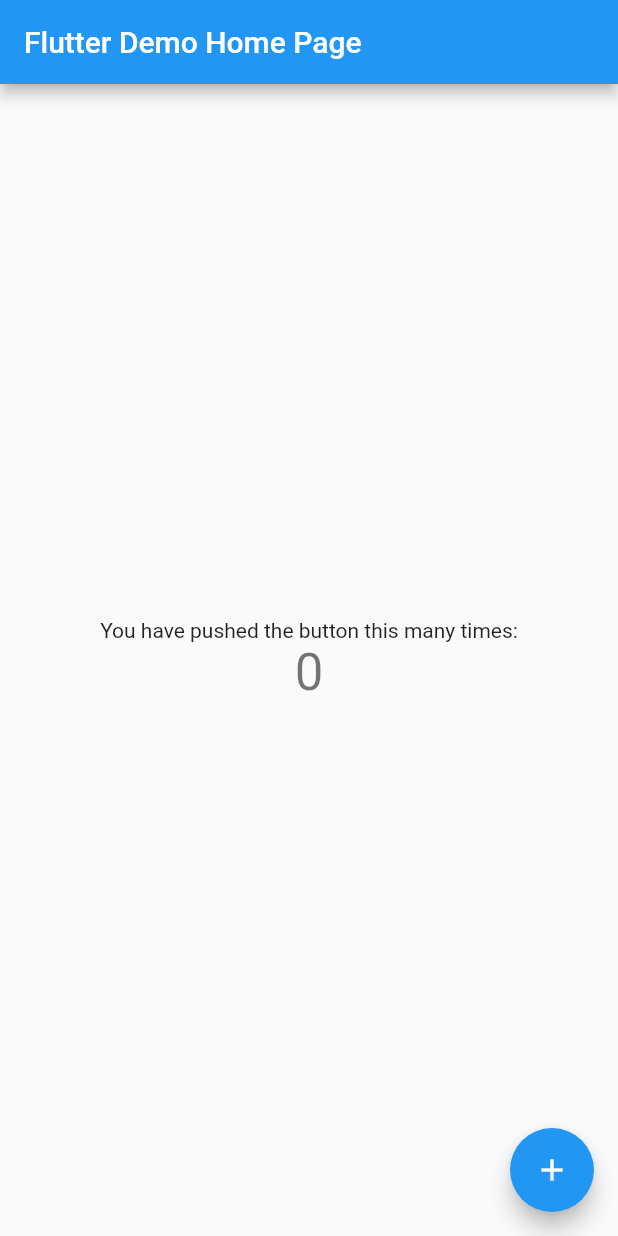
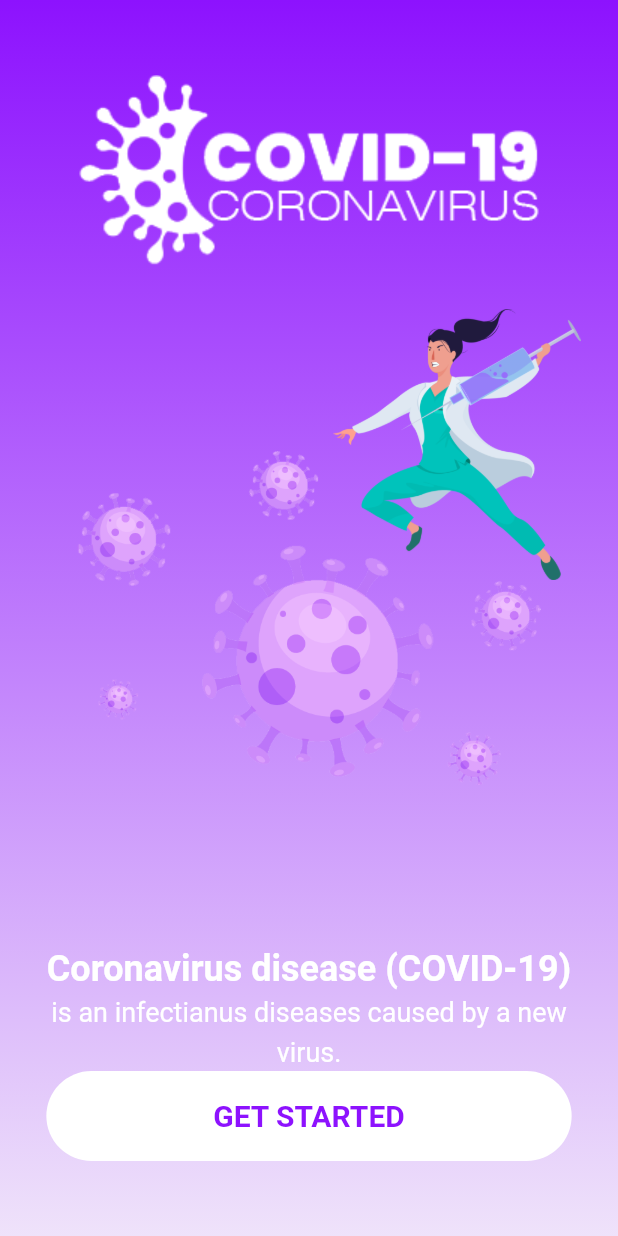
Before and after one commit to SasikaAththanayaka/covid-19_flutter_app, a Flutter app: the screen it shows after launch, on a phone screen of 412 x 824 dp. Run offline on Flutter 3.47's test engine with Material 2 defaults, Android fonts, the phone set to English and light mode, and no system bars.

Commit message:
intro page was completed

```diff
--- a/lib/main.dart
+++ b/lib/main.dart
@@ -1,3 +1,5 @@
+import 'package:covid_19_dashboard/pages/IntroPage.dart';
+//import 'package:covid_19_dashboard/pages/homePage.dart';
 import 'package:flutter/material.dart';
 
 void main() {
@@ -9,105 +11,12 @@
   @override
   Widget build(BuildContext context) {
     return MaterialApp(
+      debugShowCheckedModeBanner: false,
       title: 'Flutter Demo',
       theme: ThemeData(
-        // This is the theme of your application.
-        //
-        // Try running your application with "flutter run". You'll see the
-        // application has a blue toolbar. Then, without quitting the app, try
-        // changing the primarySwatch below to Colors.green and then invoke
-        // "hot reload" (press "r" in the console where you ran "flutter run",
-        // or simply save your changes to "hot reload" in a Flutter IDE).
-        // Notice that the counter didn't reset back to zero; the application
-        // is not restarted.
         primarySwatch: Colors.blue,
       ),
-      home: MyHomePage(title: 'Flutter Demo Home Page'),
+      home: IntroPage(),
     );
   }
 }
-
-class MyHomePage extends StatefulWidget {
-  MyHomePage({Key key, this.title}) : super(key: key);
-
-  // This widget is the home page of your application. It is stateful, meaning
-  // that it has a State object (defined below) that contains fields that affect
-  // how it looks.
-
-  // This class is the configuration for the state. It holds the values (in this
-  // case the title) provided by the parent (in this case the App widget) and
-  // used by the build method of the State. Fields in a Widget subclass are
-  // always marked "final".
-
-  final String title;
-
-  @override
-  _MyHomePageState createState() => _MyHomePageState();
-}
-
-class _MyHomePageState extends State<MyHomePage> {
-  int _counter = 0;
-
-  void _incrementCounter() {
-    setState(() {
-      // This call to setState tells the Flutter framework that something has
-      // changed in this State, which causes it to rerun the build method below
-      // so that the display can reflect the updated values. If we changed
-      // _counter without calling setState(), then the build method would not be
-      // called again, and so nothing would appear to happen.
-      _counter++;
-    });
-  }
-
-  @override
-  Widget build(BuildContext context) {
-    // This method is rerun every time setState is called, for instance as done
-    // by the _incrementCounter method above.
-    //
-    // The Flutter framework has been optimized to make rerunning build methods
-    // fast, so that you can just rebuild anything that needs updating rather
-    // than having to individually change instances of widgets.
-    return Scaffold(
-      appBar: AppBar(
-        // Here we take the value from the MyHomePage object that was created by
-        // the App.build method, and use it to set our appbar title.
-        title: Text(widget.title),
-      ),
-      body: Center(
-        // Center is a layout widget. It takes a single child and positions it
-        // in the middle of the parent.
-        child: Column(
-          // Column is also a layout widget. It takes a list of children and
-          // arranges them vertically. By default, it sizes itself to fit its
-          // children horizontally, and tries to be as tall as its parent.
-          //
-          // Invoke "debug painting" (press "p" in the console, choose the
-          // "Toggle Debug Paint" action from the Flutter Inspector in Android
-          // Studio, or the "Toggle Debug Paint" command in Visual Studio Code)
-          // to see the wireframe for each widget.
-          //
-          // Column has various properties to control how it sizes itself and
-          // how it positions its children. Here we use mainAxisAlignment to
-          // center the children vertically; the main axis here is the vertical
-          // axis because Columns are vertical (the cross axis would be
-          // horizontal).
-          mainAxisAlignment: MainAxisAlignment.center,
-          children: <Widget>[
-            Text(
-              'You have pushed the button this many times:',
-            ),
-            Text(
-              '$_counter',
-              style: Theme.of(context).textTheme.headline4,
-            ),
-          ],
-        ),
-      ),
-      floatingActionButton: FloatingActionButton(
-        onPressed: _incrementCounter,
-        tooltip: 'Increment',
-        child: Icon(Icons.add),
-      ), // This trailing comma makes auto-formatting nicer for build methods.
-    );
-  }
-}
--- /dev/null
+++ b/lib/pages/IntroPage.dart
@@ -0,0 +1,114 @@
+import 'package:covid_19_dashboard/pages/homePage.dart';
+import 'package:flutter/material.dart';
+
+class IntroPage extends StatefulWidget {
+  @override
+  _IntroPageState createState() => _IntroPageState();
+}
+
+class _IntroPageState extends State<IntroPage> {
+  @override
+  Widget build(BuildContext context) {
+    return Scaffold(
+      body: Container(
+        width: MediaQuery.of(context).size.width,
+        height: MediaQuery.of(context).size.height,
+        decoration: BoxDecoration(
+            gradient: LinearGradient(
+          colors: [
+            Color(0XFF8d12fe),
+            Color(0XFF8d12fe).withOpacity(.1),
+          ],
+          begin: Alignment.topCenter,
+          end: Alignment.bottomCenter,
+        )),
+        child: Stack(
+          children: <Widget>[
+            _buildHeader(),
+            Align(
+              alignment: Alignment.center,
+              child: Container(
+                width: MediaQuery.of(context).size.width * .75,
+                child: Image.asset("assets/virus.png"),
+              ),
+            ),
+            Positioned(
+              top: MediaQuery.of(context).size.height * .25,
+              right: 25.0,
+              child: Container(
+                width: MediaQuery.of(context).size.width * .4,
+                child: Image.asset("assets/person.png"),
+              ),
+            ),
+            _buildFooter(context),
+          ],
+        ),
+      ),
+    );
+  }
+
+  Padding _buildHeader() {
+    return Padding(
+      padding: const EdgeInsets.only(top: 50.0),
+      child: Align(
+          alignment: Alignment.topCenter,
+          child: Image.asset("assets/logo.png")),
+    );
+  }
+
+  Widget _buildFooter(BuildContext context) {
+    return Positioned(
+      bottom: 50.0,
+      child: Container(
+        width: MediaQuery.of(context).size.width,
+        child: Column(
+          crossAxisAlignment: CrossAxisAlignment.center,
+          children: <Widget>[
+            Text(
+              "Coronavirus disease (COVID-19)",
+              style: TextStyle(
+                fontSize: 24.0,
+                color: Colors.white,
+                fontWeight: FontWeight.bold,
+              ),
+            ),
+            Text(
+              "is an infectianus diseases caused by a new\nvirus.",
+              style: TextStyle(
+                fontSize: 18.0,
+                color: Colors.white,
+                height: 1.5,
+              ),
+              textAlign: TextAlign.center,
+            ),
+            GestureDetector(
+              onTap: () {
+                Navigator.of(context).push(
+                  MaterialPageRoute(
+                    builder: (_) => HomePage(),
+                  ),
+                );
+              },
+              child: Container(
+                decoration: BoxDecoration(
+                    color: Colors.white,
+                    borderRadius: BorderRadius.all(Radius.circular(50.0))),
+                width: MediaQuery.of(context).size.width * .85,
+                height: 60.0,
+                child: Center(
+                  child: Text(
+                    "GET STARTED",
+                    style: TextStyle(
+                        color: Color(0XFF8d12fe),
+                        fontWeight: FontWeight.bold,
+                        fontSize: 20.0),
+                  ),
+                ),
+              ),
+            ),
+          ],
+        ),
+      ),
+    );
+  }
+}
--- a/pubspec.yaml
+++ b/pubspec.yaml
@@ -28,6 +28,9 @@
   # The following adds the Cupertino Icons font to your application.
   # Use with the CupertinoIcons class for iOS style icons.
   cupertino_icons: ^1.0.2
+  http: ^0.13.3
+  url_launcher: ^6.0.10
+  shared_preferences: ^2.0.7
 
 dev_dependencies:
   flutter_test:
```
Also changed, not shown: lib/pages/homePage.dart (added, +32 -0 lines), lib/panels/WorldPanel.dart (added, +26 -0 lines), assets/person.png (added), pubspec.lock, 2 other files.
